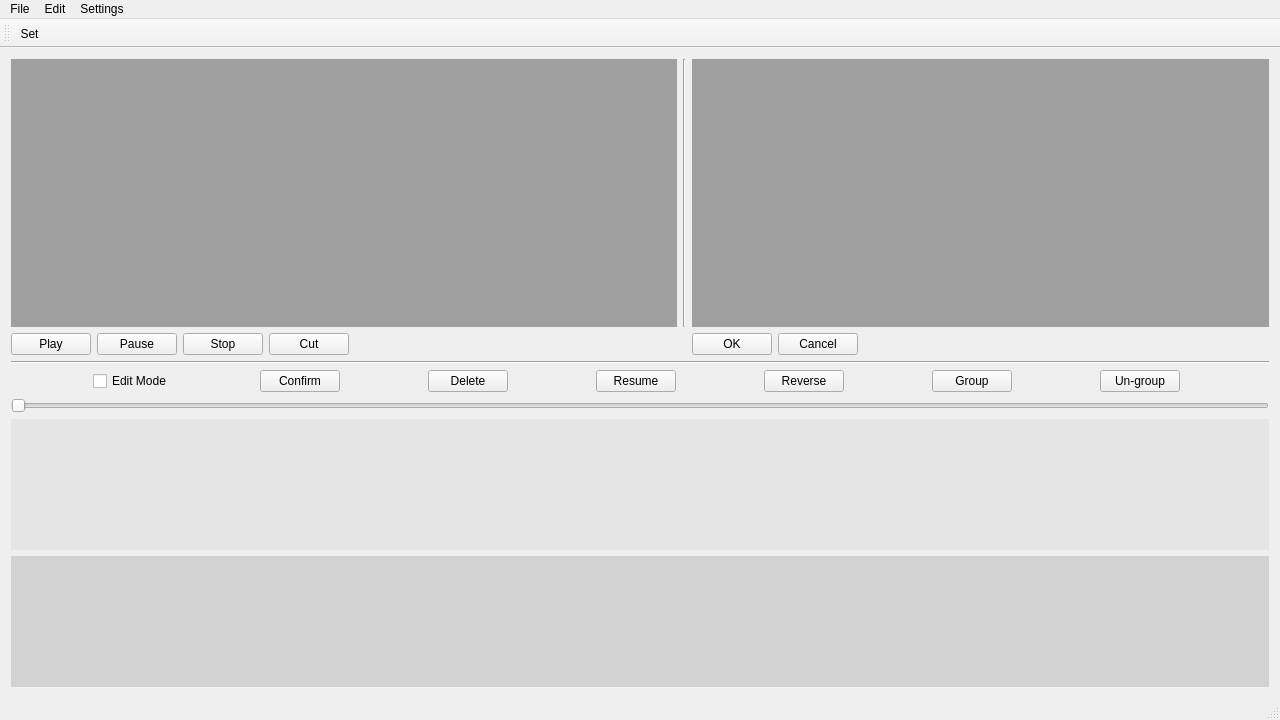
Old version of the form mainwindow.ui in the repository sisi16/stop-motion.
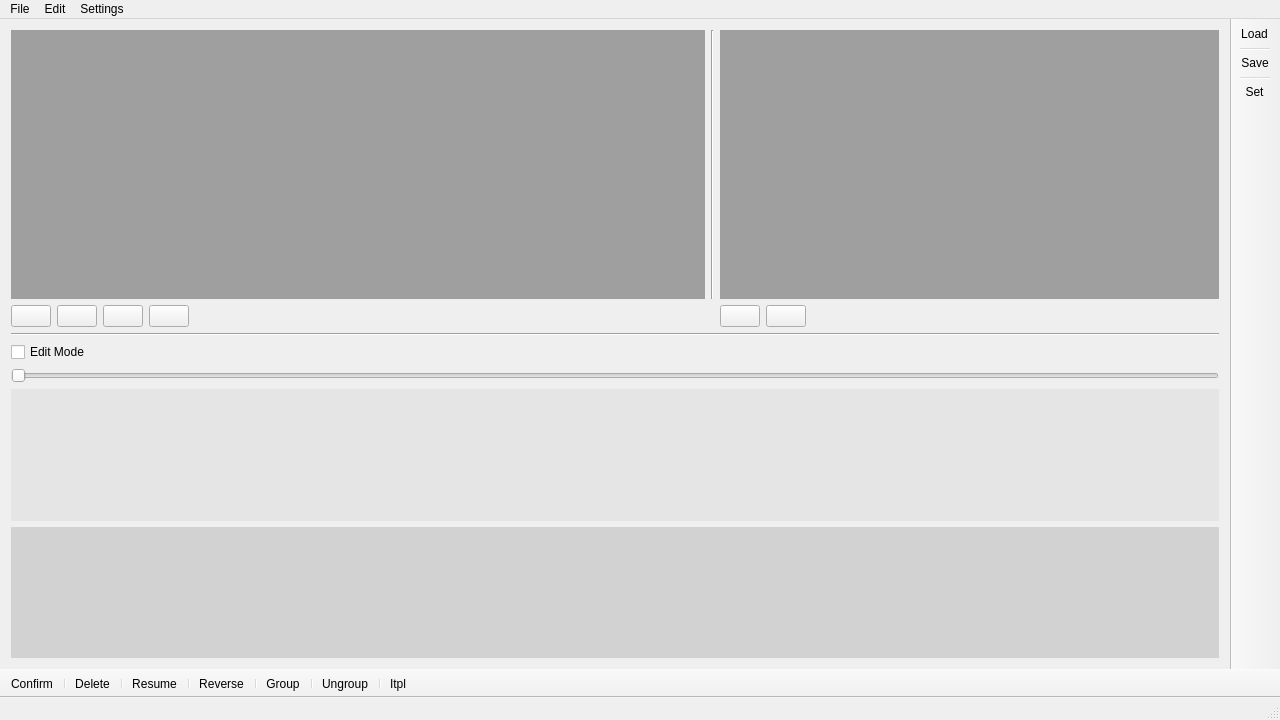
New version of the form. Icons and pictures are not drawn.

Diff of the .ui file:
```diff
--- a/mainwindow.ui
+++ b/mainwindow.ui
@@ -22,7 +22,7 @@
   <widget class="QWidget" name="centralWidget">
    <layout class="QGridLayout" name="gridLayout_2">
     <item row="12" column="1" colspan="13">
-     <layout class="QHBoxLayout" name="horizontalLayout_5">
+     <layout class="QHBoxLayout" name="horizontalLayout_2">
       <item>
        <widget class="QLabel" name="bgLabel_3">
         <property name="styleSheet">
@@ -36,7 +36,7 @@
      </layout>
     </item>
     <item row="13" column="1" colspan="13">
-     <layout class="QHBoxLayout" name="horizontalLayout_6">
+     <layout class="QHBoxLayout" name="horizontalLayout_3">
       <item>
        <widget class="QLabel" name="bgLabel_4">
         <property name="styleSheet">
@@ -56,41 +56,15 @@
       </property>
      </widget>
     </item>
-    <item row="0" column="7" rowspan="2">
-     <widget class="Line" name="line_2">
-      <property name="orientation">
-       <enum>Qt::Vertical</enum>
-      </property>
-     </widget>
-    </item>
-    <item row="5" column="8">
-     <layout class="QHBoxLayout" name="horizontalLayout_2">
+    <item row="0" column="8" rowspan="2" colspan="6">
+     <layout class="QVBoxLayout" name="vLayout_2">
       <item>
-       <widget class="QPushButton" name="okButton">
-        <property name="sizePolicy">
-         <sizepolicy hsizetype="Fixed" vsizetype="Fixed">
-          <horstretch>0</horstretch>
-          <verstretch>0</verstretch>
-         </sizepolicy>
-        </property>
+       <widget class="QLabel" name="bgLabel_2">
         <property name="styleSheet">
-         <string notr="true"/>
+         <string notr="true">background-color: rgb(159, 159, 159);</string>
         </property>
         <property name="text">
-         <string>OK</string>
-        </property>
-       </widget>
-      </item>
-      <item>
-       <widget class="QPushButton" name="cancelButton">
-        <property name="sizePolicy">
-         <sizepolicy hsizetype="Fixed" vsizetype="Fixed">
-          <horstretch>0</horstretch>
-          <verstretch>0</verstretch>
-         </sizepolicy>
-        </property>
-        <property name="text">
-         <string>Cancel</string>
+         <string/>
         </property>
        </widget>
       </item>
@@ -98,6 +72,29 @@
     </item>
     <item row="5" column="1">
      <layout class="QHBoxLayout" name="horizontalLayout_1">
+      <item>
+       <widget class="QPushButton" name="cutButton">
+        <property name="sizePolicy">
+         <sizepolicy hsizetype="Fixed" vsizetype="Fixed">
+          <horstretch>0</horstretch>
+          <verstretch>0</verstretch>
+         </sizepolicy>
+        </property>
+        <property name="text">
+         <string/>
+        </property>
+        <property name="icon">
+         <iconset resource="myres.qrc">
+          <normaloff>:/Images/icons/cut_32.png</normaloff>:/Images/icons/cut_32.png</iconset>
+        </property>
+        <property name="iconSize">
+         <size>
+          <width>20</width>
+          <height>20</height>
+         </size>
+        </property>
+       </widget>
+      </item>
       <item>
        <widget class="QPushButton" name="playButton1">
         <property name="sizePolicy">
@@ -107,7 +104,17 @@
          </sizepolicy>
         </property>
         <property name="text">
-         <string>Play</string>
+         <string/>
+        </property>
+        <property name="icon">
+         <iconset resource="myres.qrc">
+          <normaloff>:/Images/icons/play_24.png</normaloff>:/Images/icons/play_24.png</iconset>
+        </property>
+        <property name="iconSize">
+         <size>
+          <width>20</width>
+          <height>20</height>
+         </size>
         </property>
        </widget>
       </item>
@@ -120,7 +127,17 @@
          </sizepolicy>
         </property>
         <property name="text">
-         <string>Pause</string>
+         <string/>
+        </property>
+        <property name="icon">
+         <iconset resource="myres.qrc">
+          <normaloff>:/Images/icons/pause_24.png</normaloff>:/Images/icons/pause_24.png</iconset>
+        </property>
+        <property name="iconSize">
+         <size>
+          <width>20</width>
+          <height>20</height>
+         </size>
         </property>
        </widget>
       </item>
@@ -133,7 +150,17 @@
          </sizepolicy>
         </property>
         <property name="text">
-         <string>Stop</string>
+         <string/>
+        </property>
+        <property name="icon">
+         <iconset resource="myres.qrc">
+          <normaloff>:/Images/icons/stop_24.png</normaloff>:/Images/icons/stop_24.png</iconset>
+        </property>
+        <property name="iconSize">
+         <size>
+          <width>20</width>
+          <height>20</height>
+         </size>
         </property>
        </widget>
       </item>
@@ -148,109 +175,80 @@
         </property>
        </widget>
       </item>
-      <item row="0" column="0">
-       <layout class="QHBoxLayout" name="horizontalLayout_3">
-        <item>
-         <widget class="QCheckBox" name="editCheckBox">
-          <property name="sizePolicy">
-           <sizepolicy hsizetype="Fixed" vsizetype="Fixed">
-            <horstretch>0</horstretch>
-            <verstretch>0</verstretch>
-           </sizepolicy>
-          </property>
-          <property name="styleSheet">
-           <string notr="true">font: 75 12pt &quot;Times New Roman&quot;;</string>
-          </property>
-          <property name="text">
-           <string>Edit Mode</string>
-          </property>
-         </widget>
-        </item>
-        <item>
-         <widget class="QPushButton" name="confirmButton">
-          <property name="sizePolicy">
-           <sizepolicy hsizetype="Fixed" vsizetype="Fixed">
-            <horstretch>0</horstretch>
-            <verstretch>0</verstretch>
-           </sizepolicy>
-          </property>
-          <property name="styleSheet">
-           <string notr="true"/>
-          </property>
-          <property name="text">
-           <string>Confirm</string>
-          </property>
-         </widget>
-        </item>
-        <item>
-         <widget class="QPushButton" name="deleteButton">
-          <property name="sizePolicy">
-           <sizepolicy hsizetype="Fixed" vsizetype="Fixed">
-            <horstretch>0</horstretch>
-            <verstretch>0</verstretch>
-           </sizepolicy>
-          </property>
-          <property name="text">
-           <string>Delete</string>
-          </property>
-         </widget>
-        </item>
-        <item>
-         <widget class="QPushButton" name="resumeButton">
-          <property name="sizePolicy">
-           <sizepolicy hsizetype="Fixed" vsizetype="Fixed">
-            <horstretch>0</horstretch>
-            <verstretch>0</verstretch>
-           </sizepolicy>
-          </property>
-          <property name="text">
-           <string>Resume</string>
-          </property>
-         </widget>
-        </item>
-        <item>
-         <widget class="QPushButton" name="reverseButton">
-          <property name="sizePolicy">
-           <sizepolicy hsizetype="Fixed" vsizetype="Fixed">
-            <horstretch>0</horstretch>
-            <verstretch>0</verstretch>
-           </sizepolicy>
-          </property>
-          <property name="text">
-           <string>Reverse</string>
-          </property>
-         </widget>
-        </item>
-        <item>
-         <widget class="QPushButton" name="groupButton">
-          <property name="sizePolicy">
-           <sizepolicy hsizetype="Fixed" vsizetype="Fixed">
-            <horstretch>0</horstretch>
-            <verstretch>0</verstretch>
-           </sizepolicy>
-          </property>
-          <property name="text">
-           <string>Group</string>
-          </property>
-         </widget>
-        </item>
-        <item>
-         <widget class="QPushButton" name="ungroupButton">
-          <property name="sizePolicy">
-           <sizepolicy hsizetype="Fixed" vsizetype="Fixed">
-            <horstretch>0</horstretch>
-            <verstretch>0</verstretch>
-           </sizepolicy>
-          </property>
-          <property name="text">
-           <string>Un-group</string>
-          </property>
-         </widget>
-        </item>
-       </layout>
-      </item>
      </layout>
     </item>
+    <item row="10" column="1">
+     <widget class="QCheckBox" name="editCheckBox">
+      <property name="sizePolicy">
+       <sizepolicy hsizetype="Fixed" vsizetype="Fixed">
+        <horstretch>0</horstretch>
+        <verstretch>0</verstretch>
+       </sizepolicy>
+      </property>
+      <property name="styleSheet">
+       <string notr="true">font: 75 12pt &quot;Times New Roman&quot;;</string>
+      </property>
+      <property name="text">
+       <string>Edit Mode</string>
+      </property>
+     </widget>
+    </item>
+    <item row="5" column="8">
+     <widget class="QPushButton" name="okButton">
+      <property name="sizePolicy">
+       <sizepolicy hsizetype="Fixed" vsizetype="Fixed">
+        <horstretch>0</horstretch>
+        <verstretch>0</verstretch>
+       </sizepolicy>
+      </property>
+      <property name="styleSheet">
+       <string notr="true"/>
+      </property>
+      <property name="text">
+       <string/>
+      </property>
+      <property name="icon">
+       <iconset resource="myres.qrc">
+        <normaloff>:/Images/icons/tick.png</normaloff>:/Images/icons/tick.png</iconset>
+      </property>
+      <property name="iconSize">
+       <size>
+        <width>20</width>
+        <height>20</height>
+       </size>
+      </property>
+     </widget>
+    </item>
+    <item row="5" column="9">
+     <widget class="QPushButton" name="cancelButton">
+      <property name="sizePolicy">
+       <sizepolicy hsizetype="Fixed" vsizetype="Fixed">
+        <horstretch>0</horstretch>
+        <verstretch>0</verstretch>
+       </sizepolicy>
+      </property>
+      <property name="text">
+       <string/>
+      </property>
+      <property name="icon">
+       <iconset resource="myres.qrc">
+        <normaloff>:/Images/icons/cancel.png</normaloff>:/Images/icons/cancel.png</iconset>
+      </property>
+      <property name="iconSize">
+       <size>
+        <width>20</width>
+        <height>20</height>
+       </size>
+      </property>
+     </widget>
+    </item>
+    <item row="0" column="7" rowspan="2">
+     <widget class="Line" name="line_2">
+      <property name="orientation">
+       <enum>Qt::Vertical</enum>
+      </property>
+     </widget>
+    </item>
     <item row="0" column="1" rowspan="2" colspan="6">
      <layout class="QVBoxLayout" name="vLayout_1">
       <property name="spacing">
@@ -274,33 +272,6 @@
       </item>
      </layout>
     </item>
-    <item row="0" column="8" rowspan="2" colspan="6">
-     <layout class="QVBoxLayout" name="vLayout_2">
-      <item>
-       <widget class="QLabel" name="bgLabel_2">
-        <property name="styleSheet">
-         <string notr="true">background-color: rgb(159, 159, 159);</string>
-        </property>
-        <property name="text">
-         <string/>
-        </property>
-       </widget>
-      </item>
-     </layout>
-    </item>
-    <item row="5" column="2">
-     <widget class="QPushButton" name="cutButton">
-      <property name="sizePolicy">
-       <sizepolicy hsizetype="Fixed" vsizetype="Fixed">
-        <horstretch>0</horstretch>
-        <verstretch>0</verstretch>
-       </sizepolicy>
-      </property>
-      <property name="text">
-       <string>Cut</string>
-      </property>
-     </widget>
-    </item>
    </layout>
   </widget>
   <widget class="QMenuBar" name="menuBar">
@@ -336,15 +307,61 @@
    <addaction name="menuSettings"/>
   </widget>
   <widget class="QToolBar" name="mainToolBar">
+   <property name="movable">
+    <bool>false</bool>
+   </property>
+   <property name="iconSize">
+    <size>
+     <width>32</width>
+     <height>32</height>
+    </size>
+   </property>
    <attribute name="toolBarArea">
-    <enum>TopToolBarArea</enum>
+    <enum>BottomToolBarArea</enum>
    </attribute>
    <attribute name="toolBarBreak">
     <bool>true</bool>
    </attribute>
-   <addaction name="actionSet"/>
+   <addaction name="actionConfirm"/>
+   <addaction name="separator"/>
+   <addaction name="actionDelete"/>
+   <addaction name="separator"/>
+   <addaction name="actionResume"/>
+   <addaction name="separator"/>
+   <addaction name="actionReverse"/>
+   <addaction name="separator"/>
+   <addaction name="actionGroup"/>
+   <addaction name="separator"/>
+   <addaction name="actionUngroup"/>
+   <addaction name="separator"/>
+   <addaction name="actionItpl"/>
   </widget>
   <widget class="QStatusBar" name="statusBar"/>
+  <widget class="QToolBar" name="toolBar">
+   <property name="windowTitle">
+    <string>toolBar</string>
+   </property>
+   <property name="movable">
+    <bool>false</bool>
+   </property>
+   <property name="iconSize">
+    <size>
+     <width>32</width>
+     <height>32</height>
+    </size>
+   </property>
+   <attribute name="toolBarArea">
+    <enum>RightToolBarArea</enum>
+   </attribute>
+   <attribute name="toolBarBreak">
+    <bool>true</bool>
+   </attribute>
+   <addaction name="actionLoad"/>
+   <addaction name="separator"/>
+   <addaction name="actionSave"/>
+   <addaction name="separator"/>
+   <addaction name="actionSet"/>
+  </widget>
   <action name="actionLoad">
    <property name="text">
     <string>Load</string>
@@ -389,7 +406,10 @@
   </action>
   <action name="actionSave">
    <property name="text">
-    <string>save</string>
+    <string>Save</string>
+   </property>
+   <property name="toolTip">
+    <string>Save</string>
    </property>
   </action>
   <action name="actionConfirm">
@@ -404,6 +424,78 @@
     <string>Confirm</string>
    </property>
   </action>
+  <action name="actionDelete">
+   <property name="icon">
+    <iconset resource="myres.qrc">
+     <normaloff>:/Images/icons/delete_32.png</normaloff>:/Images/icons/delete_32.png</iconset>
+   </property>
+   <property name="text">
+    <string>Delete</string>
+   </property>
+   <property name="toolTip">
+    <string>Delete</string>
+   </property>
+  </action>
+  <action name="actionResume">
+   <property name="icon">
+    <iconset resource="myres.qrc">
+     <normaloff>:/Images/icons/resume_32.png</normaloff>:/Images/icons/resume_32.png</iconset>
+   </property>
+   <property name="text">
+    <string>Resume</string>
+   </property>
+   <property name="toolTip">
+    <string>Resume</string>
+   </property>
+  </action>
+  <action name="actionReverse">
+   <property name="icon">
+    <iconset resource="myres.qrc">
+     <normaloff>:/Images/icons/reverse_32.png</normaloff>:/Images/icons/reverse_32.png</iconset>
+   </property>
+   <property name="text">
+    <string>Reverse</string>
+   </property>
+   <property name="toolTip">
+    <string>Reverse</string>
+   </property>
+  </action>
+  <action name="actionGroup">
+   <property name="icon">
+    <iconset resource="myres.qrc">
+     <normaloff>:/Images/icons/group_48.png</normaloff>:/Images/icons/group_48.png</iconset>
+   </property>
+   <property name="text">
+    <string>Group</string>
+   </property>
+   <property name="toolTip">
+    <string>Group</string>
+   </property>
+  </action>
+  <action name="actionUngroup">
+   <property name="icon">
+    <iconset resource="myres.qrc">
+     <normaloff>:/Images/icons/ungroup_48.png</normaloff>:/Images/icons/ungroup_48.png</iconset>
+   </property>
+   <property name="text">
+    <string>Ungroup</string>
+   </property>
+   <property name="toolTip">
+    <string>Un-group</string>
+   </property>
+  </action>
+  <action name="actionItpl">
+   <property name="icon">
+    <iconset resource="myres.qrc">
+     <normaloff>:/Images/icons/interpolation_48.png</normaloff>:/Images/icons/interpolation_48.png</iconset>
+   </property>
+   <property name="text">
+    <string>Itpl</string>
+   </property>
+   <property name="toolTip">
+    <string>Interpolate</string>
+   </property>
+  </action>
  </widget>
  <layoutdefault spacing="6" margin="11"/>
  <resources>
```
Left out of the diff: 27 changed lines with no effect on the pictures.
